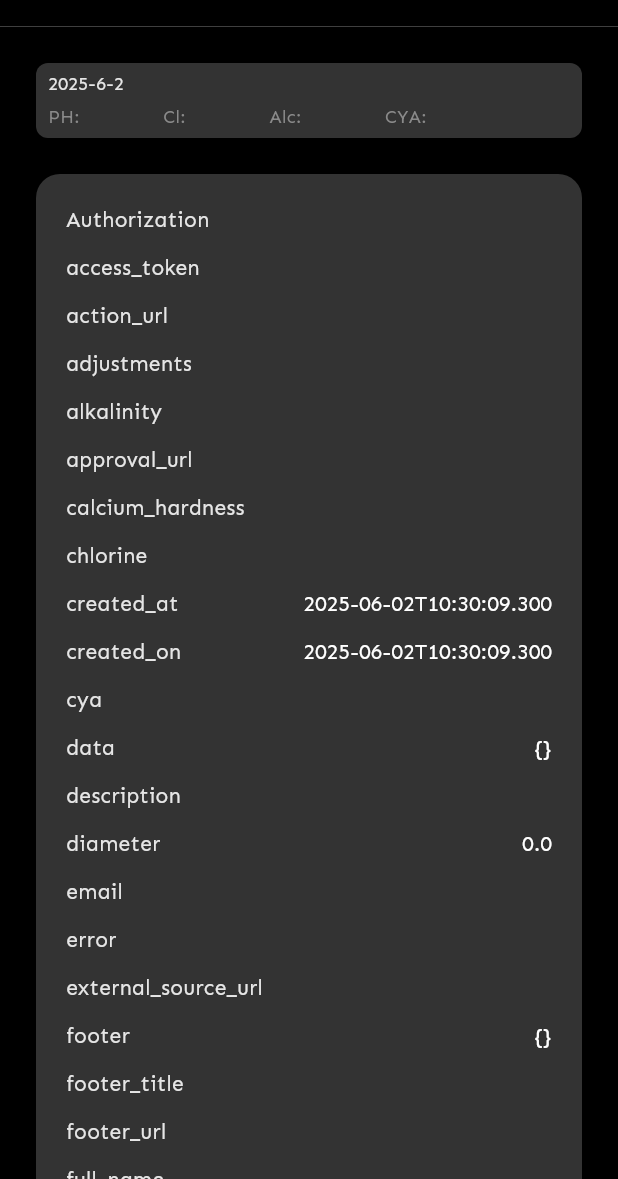
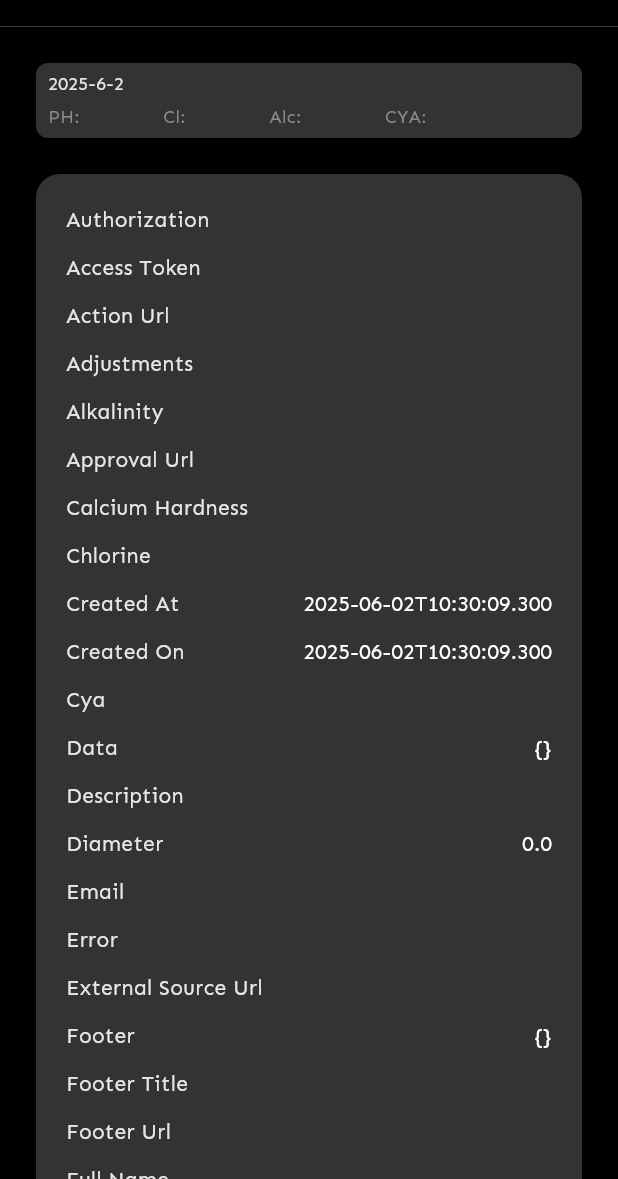
Before and after one commit to Zimmer550i/wet_dreams, a Flutter app: the ChemicalCalculatorAnalyse screen opened directly with empty values, on a phone screen of 412 x 824 dp, the part 57-1236 px from its top. Run offline on Flutter 3.47's test engine with Material 3 defaults, Android fonts, the phone set to English and light mode, and no system bars; our stand-ins replace cached_network_image, flutter_svg, get, image_cropper, image_picker, pinput and 1 more; accounts and stored records are empty; project files that could hold a hidden picture were left out.

Commit message:
fix: minor adjustments

```diff
--- a/lib/views/screens/home/chemical_calculator_analyse.dart
+++ b/lib/views/screens/home/chemical_calculator_analyse.dart
@@ -42,7 +42,12 @@ class ChemicalCalculatorAnalyse extends StatelessWidget {
                           mainAxisAlignment: MainAxisAlignment.spaceBetween,
                           children: [
                             Text(
-                              i.key,
+                              i.key
+                                  .split("_")
+                                  .map(
+                                    (e) => e[0].toUpperCase() + e.substring(1),
+                                  )
+                                  .join(" "),
                               style: AppTexts.tsmr.copyWith(
                                 color: AppColors.black[50],
                               ),
@@ -50,102 +55,6 @@ class ChemicalCalculatorAnalyse extends StatelessWidget {
                             Text(i.value.toString(), style: AppTexts.tsmr),
                           ],
                         ),
-                      // Row(
-                      //   mainAxisAlignment: MainAxisAlignment.spaceBetween,
-                      //   children: [
-                      //     Text(
-                      //       "Chlorine –",
-                      //       style: AppTexts.tsmr.copyWith(
-                      //         color: AppColors.black[50],
-                      //       ),
-                      //     ),
-                      //     Text("200g", style: AppTexts.tsmr),
-                      //   ],
-                      // ),
-                      // Row(
-                      //   mainAxisAlignment: MainAxisAlignment.spaceBetween,
-                      //   children: [
-                      //     Text(
-                      //       "Flocculant –",
-                      //       style: AppTexts.tsmr.copyWith(
-                      //         color: AppColors.black[50],
-                      //       ),
-                      //     ),
-                      //     Text("10g", style: AppTexts.tsmr),
-                      //   ],
-                      // ),
-                      // Row(
-                      //   mainAxisAlignment: MainAxisAlignment.spaceBetween,
-                      //   children: [
-                      //     Text(
-                      //       "Clarifier –",
-                      //       style: AppTexts.tsmr.copyWith(
-                      //         color: AppColors.black[50],
-                      //       ),
-                      //     ),
-                      //     Text("10g", style: AppTexts.tsmr),
-                      //   ],
-                      // ),
-                      // Row(
-                      //   mainAxisAlignment: MainAxisAlignment.spaceBetween,
-                      //   children: [
-                      //     Text(
-                      //       "PH Raise -",
-                      //       style: AppTexts.tsmr.copyWith(
-                      //         color: AppColors.black[50],
-                      //       ),
-                      //     ),
-                      //     Text("30g", style: AppTexts.tsmr),
-                      //   ],
-                      // ),
-                      // Row(
-                      //   mainAxisAlignment: MainAxisAlignment.spaceBetween,
-                      //   children: [
-                      //     Text(
-                      //       "PH -",
-                      //       style: AppTexts.tsmr.copyWith(
-                      //         color: AppColors.black[50],
-                      //       ),
-                      //     ),
-                      //     Text("10g", style: AppTexts.tsmr),
-                      //   ],
-                      // ),
-                      // Row(
-                      //   mainAxisAlignment: MainAxisAlignment.spaceBetween,
-                      //   children: [
-                      //     Text(
-                      //       "PH Chlorine -",
-                      //       style: AppTexts.tsmr.copyWith(
-                      //         color: AppColors.black[50],
-                      //       ),
-                      //     ),
-                      //     Text("60g", style: AppTexts.tsmr),
-                      //   ],
-                      // ),
-                      // Row(
-                      //   mainAxisAlignment: MainAxisAlignment.spaceBetween,
-                      //   children: [
-                      //     Text(
-                      //       "Clarifier –",
-                      //       style: AppTexts.tsmr.copyWith(
-                      //         color: AppColors.black[50],
-                      //       ),
-                      //     ),
-                      //     Text("20g", style: AppTexts.tsmr),
-                      //   ],
-                      // ),
-                      // Row(
-                      //   mainAxisAlignment: MainAxisAlignment.spaceBetween,
-                      //   children: [
-                      //     Text(
-                      //       "PH Chlorine -",
-                      //       style: AppTexts.tsmr.copyWith(
-                      //         color: AppColors.black[50],
-                      //       ),
-                      //     ),
-                      //     Text("12g", style: AppTexts.tsmr),
-                      //   ],
-                      // ),
                     ],
                   ),
                 ),
--- a/lib/views/screens/pool.dart
+++ b/lib/views/screens/pool.dart
@@ -104,7 +104,7 @@ class _PoolState extends State<Pool> {
                 ),
               ],
             ),
-            const SizedBox(height: 50),
+            const SizedBox(height: 16),
             isLoading
                 ? CustomLoading()
                 : Expanded(
@@ -112,6 +112,7 @@ class _PoolState extends State<Pool> {
                     child: Obx(
                       () => Column(
                         children: [
+                          const SizedBox(height: 34,),
                           for (var i in calc.results)
                             poolInformation(i),
                         ],
```
Also changed, not shown: lib/controllers/calculator_controller.dart (+20 -0 lines).
